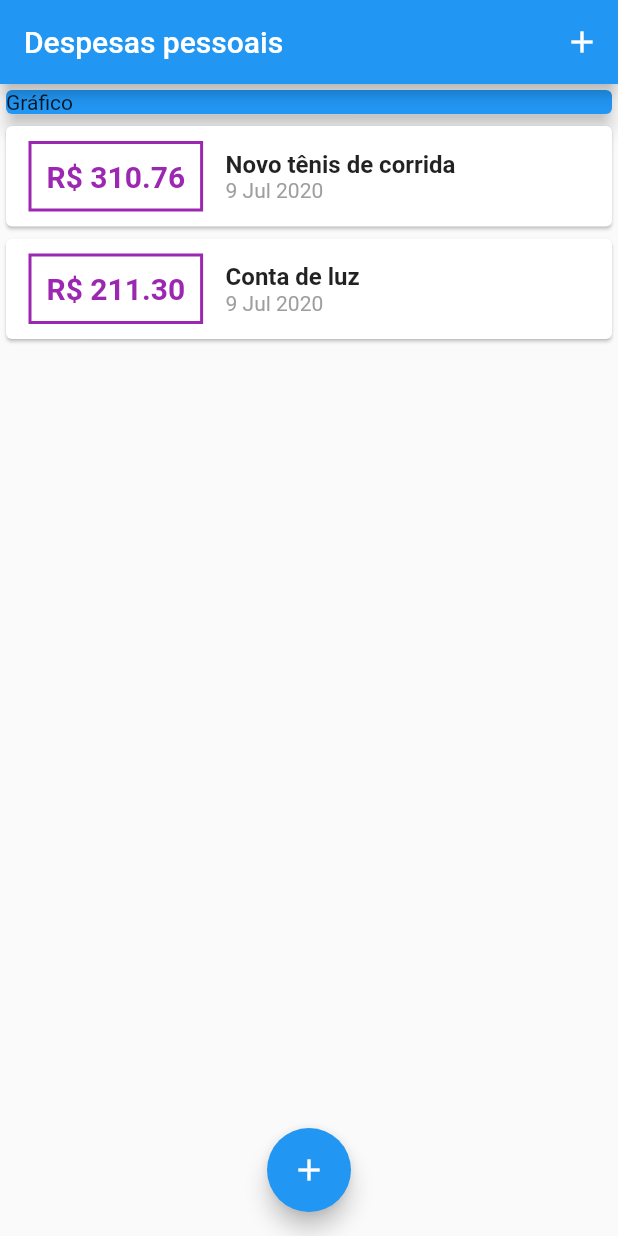
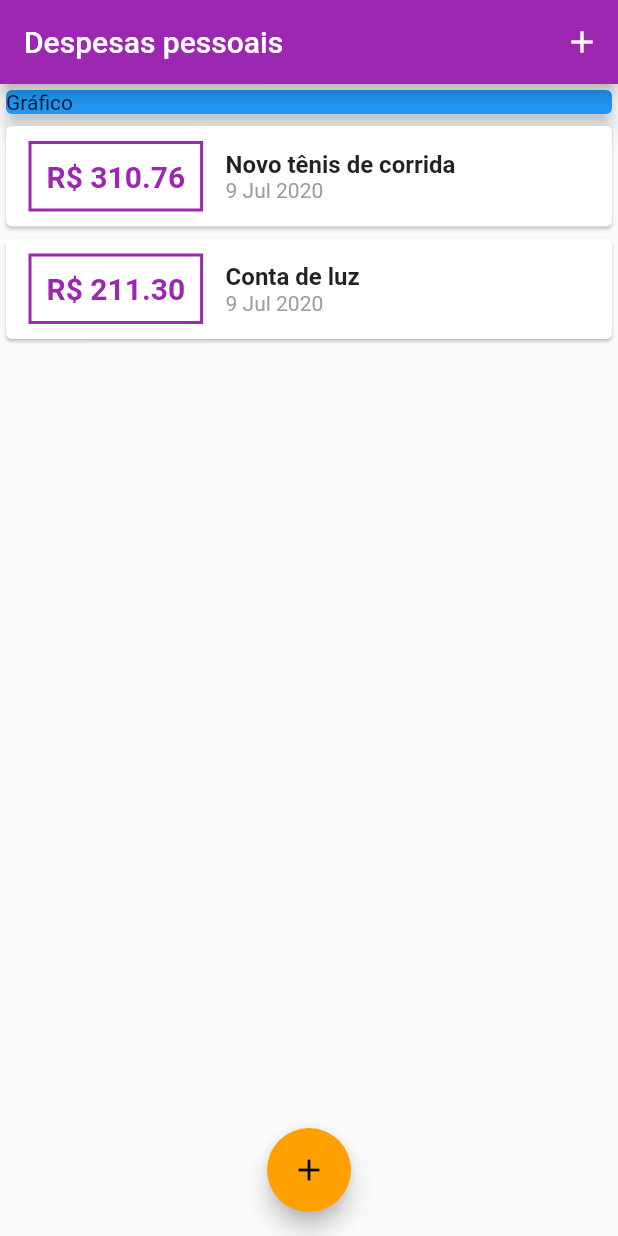
Before and after one commit to diogo-agb/projeto_despesas_pessoais, a Flutter app: the screen it shows after launch, on a phone screen of 412 x 824 dp. Run offline on Flutter 3.47's test engine with Material 2 defaults, Android fonts, the phone set to English and light mode, and no system bars.

Commit message:
update theme and modal

```diff
--- a/lib/components/transaction_form.dart
+++ b/lib/components/transaction_form.dart
@@ -21,6 +21,9 @@ class _TransactionFormState extends State<TransactionForm> {
     if (title.isEmpty || value <= 0) {
       return;
     }
+
+    //widget é um atributo de erança da classe TransactionForm
+    // com o widget você tem acesso a todos parâmetros que foram passados para o seu componente
     widget.onSubmit(title, value);
   }
 
--- a/lib/components/transaction_list.dart
+++ b/lib/components/transaction_list.dart
@@ -24,7 +24,9 @@ class TransactionList extends StatelessWidget {
                   padding: EdgeInsets.all(10),
                   decoration: BoxDecoration(
                     border: Border.all(
-                      color: Colors.purple,
+                      //color: Colors.green,
+                      //Pegando a cor padrão do tema
+                      color: Theme.of(context).primaryColor,
                       width: 2,
                     ),
                   ),
@@ -38,7 +40,9 @@ class TransactionList extends StatelessWidget {
                     style: TextStyle(
                       fontWeight: FontWeight.bold,
                       fontSize: 20,
-                      color: Colors.purple,
+                      //color: Colors.green,
+                      //Pegando a cor padrão do tema
+                      color: Theme.of(context).primaryColor,
                     ),
                   ),
                 ),
--- a/lib/main.dart
+++ b/lib/main.dart
@@ -11,6 +11,14 @@ class ExpensesApp extends StatelessWidget {
   @override
   Widget build(BuildContext context) {
     return MaterialApp(
+      //ThemeData para alterar a cor de toda a aplicação
+      // A cor do tema é algo genérico, se for definida cor específica ela terá prioridade
+      theme: ThemeData(
+        //primarySwath para passar um conjunto de cores dentro do mesmo espectro
+        primarySwatch: Colors.purple,
+        //Cor de destaque de realce, recebe uma cor
+        accentColor: Colors.amber[700],
+      ),
       home: MyHomePage(),
     );
   }
@@ -48,6 +56,10 @@ class _MyHomePageState extends State<MyHomePage> {
     setState(() {
       _transactions.add(newTransaction);
     });
+
+    //Usando o Navigator podemos fechar o modal, é um widget statefull que contém o método of
+    // .pop() tira o primeiro elemento da pilha (pilha de telas)
+    Navigator.of(context).pop();
   }
 
   _openTransactionFormModal(BuildContext context) {
```
